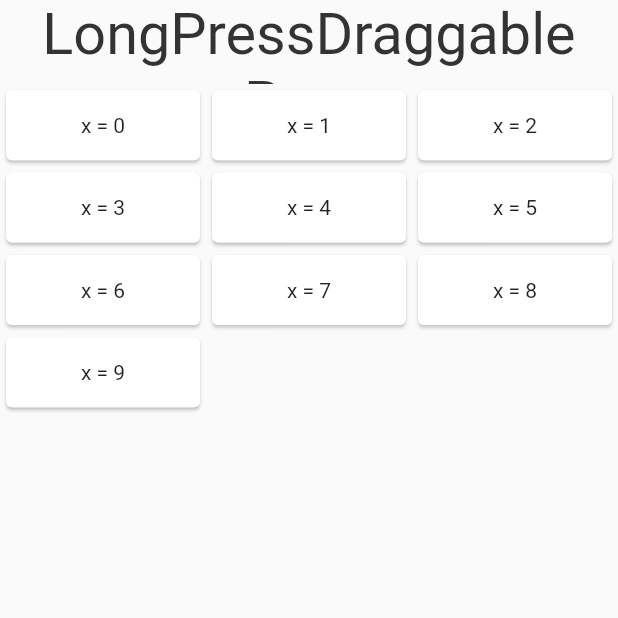
After one commit to shouzhong/demo1, a Flutter app: the LongPressDraggablePage screen opened directly, on a phone screen of 412 x 824 dp, the top half of it. The commit adds this screen. Run offline on Flutter 3.47's test engine with Material 2 defaults, Android fonts, the phone set to English and light mode, and no system bars; our stand-ins replace cached_network_image, dio, flutter_easyrefresh, fluttertoast; network calls fail.

Commit message:
2020-06-28

```diff
--- /dev/null
+++ b/lib/long_press_draggable_page.dart
@@ -0,0 +1,58 @@
+import 'package:demo1/my_app_bar.dart';
+import 'package:flutter/material.dart';
+
+import 'utils.dart';
+
+class LongPressDraggablePage extends StatefulWidget {
+  @override
+  State<StatefulWidget> createState() {
+    return _LongPressDraggablePageState();
+  }
+}
+
+class _LongPressDraggablePageState extends State<LongPressDraggablePage> {
+  var _data = <String>["0", "1", "2", "3", "4", "5", "6", "7", "8", "9"];
+
+  @override
+  Widget build(BuildContext context) {
+    return Scaffold(
+      appBar: MyAppBar(title: "LongPressDraggable Page",),
+      body: GridView.count(
+        crossAxisCount: 3,
+        childAspectRatio: 2.5,
+        children: [
+          for (int i = 0; i < _data.length; i++)
+            LongPressDraggable(
+              data: i,
+              feedback: _item(_data[i]),
+              child: DragTarget<int>(
+                builder: (context, data, rejects) {
+                  return _item(_data[i]);
+                },
+                onWillAccept: (data) {
+                  return data != i;
+                },
+                onAccept: (data) {
+                  setState(() {
+                    _data.insert(i, _data.removeAt(data));
+                  });
+                },
+              ),
+            ),
+        ],
+      ),
+    );
+  }
+
+  Widget _item(String s) {
+    return Container(
+      width: 250.mpx,
+      height: 100.mpx,
+      child: Card(
+        child: Center(
+          child: Text('x = $s'),
+        ),
+      ),
+    );
+  }
+}
```
Also changed, not shown: lib/absorb_pointer_page.dart (added, +29 -0 lines), lib/decorated_box_page.dart (added, +16 -0 lines), lib/dismissible_page.dart (added, +57 -0 lines), lib/gesture_detector_page.dart (added, +34 -0 lines), lib/ignore_pointer_page.dart (added, +29 -0 lines), lib/load_page.dart (+6 -1 lines), lib/navigator_page.dart (added, +73 -0 lines), lib/opacity_page.dart (added, +33 -0 lines), lib/route_page.dart (+21 -0 lines), pubspec.lock.
